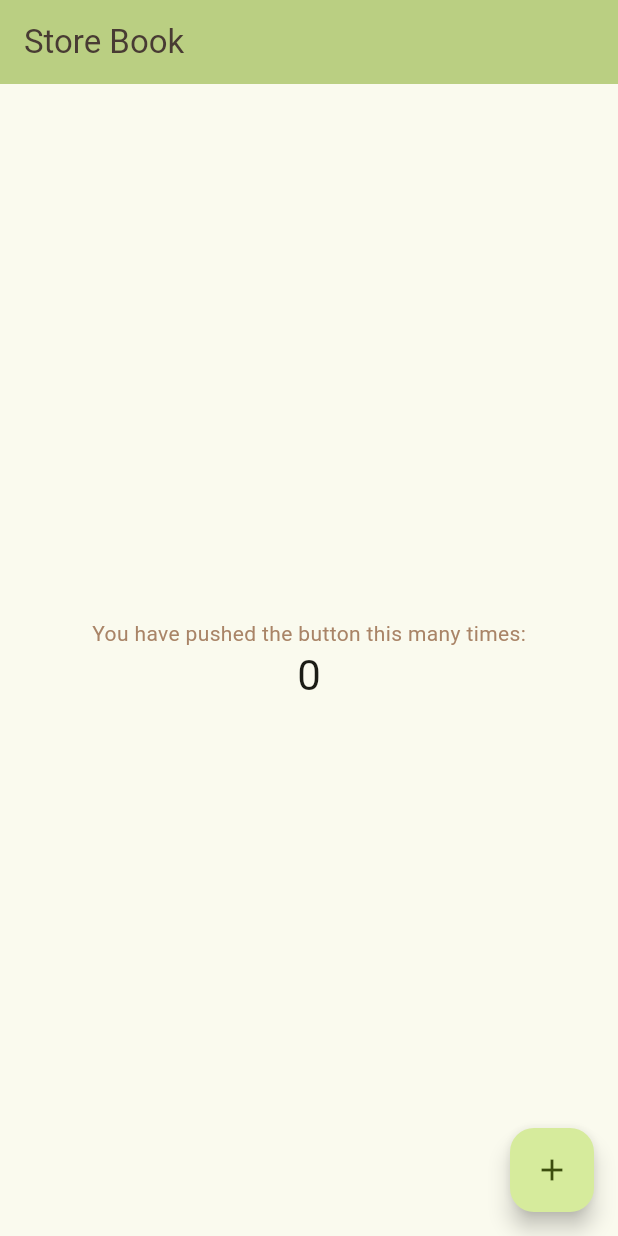
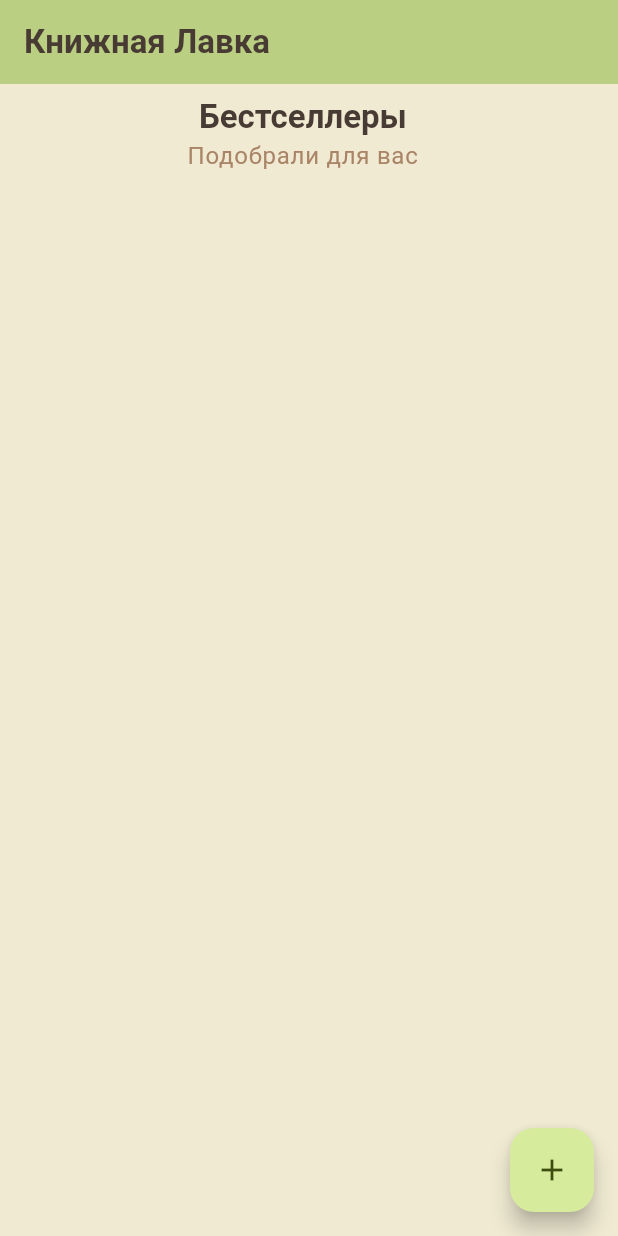
Before and after one commit to mon1gol/storebook, a Flutter app: the screen it shows after launch, on a phone screen of 412 x 824 dp. Run offline on Flutter 3.47's test engine with Material 3 defaults, Android fonts, the phone set to English and light mode, and no system bars.

Commit message:
add title widget

```diff
--- a/lib/main.dart
+++ b/lib/main.dart
@@ -10,21 +10,22 @@ class StoreBookApp extends StatelessWidget {
   @override
   Widget build(BuildContext context) {
     return MaterialApp(
-      title: 'Flutter Demo',
+      title: 'Store Book App',
       theme: ThemeData(
         colorScheme: ColorScheme.fromSeed(seedColor: Color(0xFFADC178),),
         primaryColor: Color(0xFFF0EAD2),
 
-        textTheme: TextTheme(
+        textTheme: const TextTheme(
           bodyLarge: TextStyle(color: Color(0xFFA98467)),
           bodyMedium: TextStyle(color: Color(0xFFA98467)),
           bodySmall: TextStyle(color: Color(0xFFA98467)),
-          titleLarge: TextStyle(color: Color.fromARGB(255, 72, 59, 51)),
-          titleMedium: TextStyle(color: Color.fromARGB(255, 72, 59, 51)),
-          titleSmall: TextStyle(color: Color.fromARGB(255, 72, 59, 51)),
+          titleLarge: TextStyle(color: Color.fromARGB(255, 72, 59, 51), fontWeight: FontWeight.bold),
+          titleMedium: TextStyle(color: Color.fromARGB(255, 72, 59, 51), fontWeight: FontWeight.bold),
+          titleSmall: TextStyle(color: Color.fromARGB(255, 72, 59, 51), fontWeight: FontWeight.bold),
         ),
 
         dividerColor: Color(0xFFDDE5B6),
+        scaffoldBackgroundColor: Color(0xFFF0EAD2),
 
         appBarTheme: const AppBarTheme(
           backgroundColor: Color(0xFFF0EAD2),
@@ -33,7 +34,7 @@ class StoreBookApp extends StatelessWidget {
 
       ),
 
-      home: const MyHomePage(title: 'Store Book'),
+      home: const MyHomePage(title: 'Книжная Лавка'),
     );
   }
 }
@@ -58,22 +59,25 @@ class _MyHomePageState extends State<MyHomePage> {
 
   @override
   Widget build(BuildContext context) {
+    final theme = Theme.of(context);
+
     return Scaffold(
       appBar: AppBar(
         backgroundColor: Theme.of(context).colorScheme.inversePrimary,
         title: Text(widget.title),
       ),
 
-      body: Center(
-        child: Column(
-          mainAxisAlignment: MainAxisAlignment.center,
-          children: <Widget>[
-            const Text('You have pushed the button this many times:'),
-            Text(
-              '$_counter',
-              style: Theme.of(context).textTheme.headlineMedium,
-            ),
-          ],
+      body: ListView.builder(
+        itemCount: 1,
+        itemBuilder: (context, i) => ListTile(
+          title: Text(
+            'Бестселлеры',
+            style: theme.textTheme.titleLarge, textAlign: TextAlign.center,
+          ),
+          subtitle: Text(
+            "Подобрали для вас",
+            style: theme.textTheme.bodyLarge, textAlign: TextAlign.center,
+          ),
         ),
       ),
 
```
